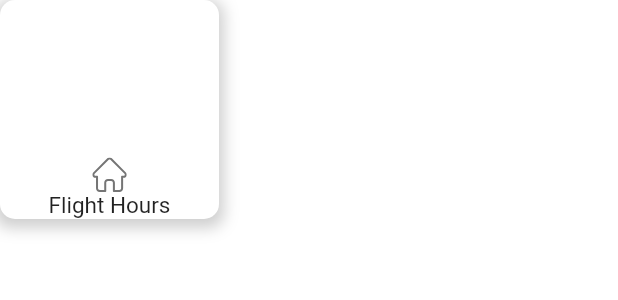
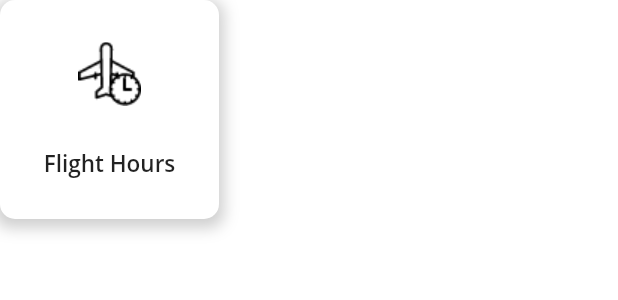
Before and after one commit to hexcodelabs/flight-schedule, a Flutter app: the CardWidget widget shown alone on an empty page, opened directly, on a phone screen of 412 x 824 dp. Shown: the top 300 px of the screen. Run offline on Flutter 3.47's test engine with Material 2 defaults, Android fonts, the phone set to English and light mode, and no system bars; our stand-ins replace flutter_svg; Roboto replaces fonts that are missing (OpenSans-Semibold).

Commit message:
✅ home ui done

```diff
--- a/lib/screens/home_screen.dart
+++ b/lib/screens/home_screen.dart
@@ -1,3 +1,5 @@
+import 'dart:ui';
+
 import 'package:flutter/material.dart';
 import 'package:flutter_svg/svg.dart';
 
@@ -76,17 +78,14 @@ class CardWidget extends StatelessWidget {
           borderRadius: BorderRadius.circular(10.0)
       ),
       child: Column(
-        mainAxisAlignment: MainAxisAlignment.end,
+        mainAxisAlignment: MainAxisAlignment.spaceEvenly,
         children: [
-          SvgPicture.asset(
-            'images/bottomBar/home.svg',
-            width: 23,
-            height: 23,
-            color: Colors.grey[600],
+          Image(
+            image: AssetImage(path),
           ),
           Text(title,
             style: TextStyle(
-              fontFamily: 'OpenSans-Semibold',
+              fontWeight: FontWeight.w600,
               fontSize: 15.0,
             ),
           )
```
